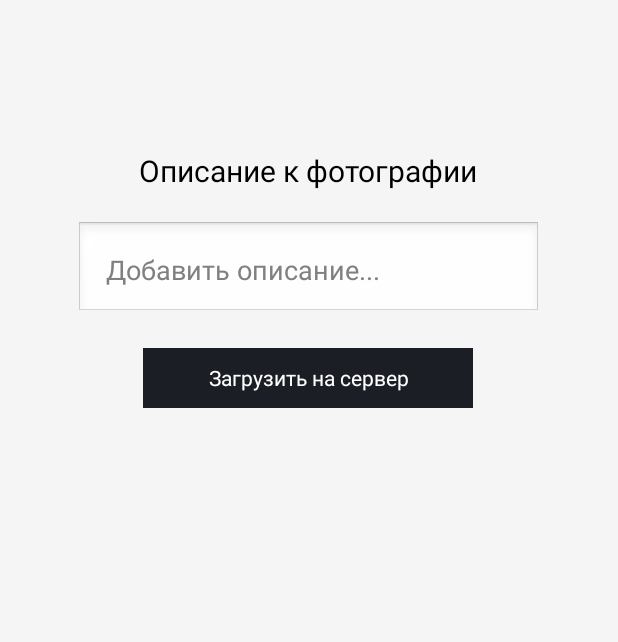
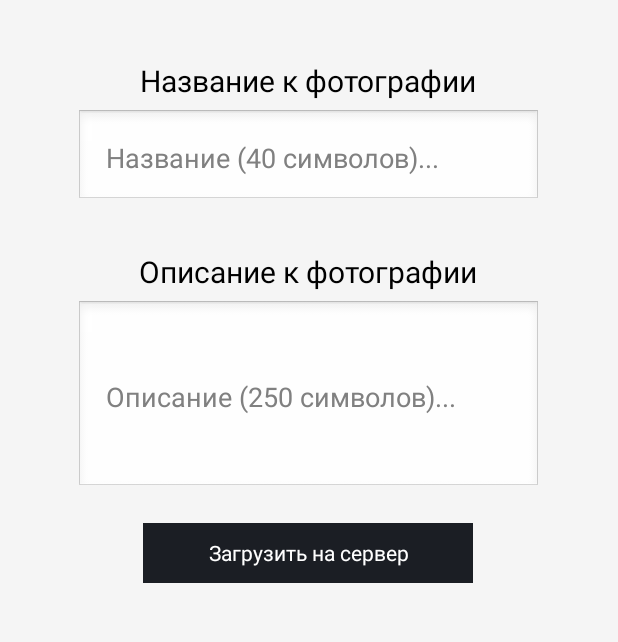
Before and after one commit to evgbelyanko/Gerida_Android, an Android app: the UploadActivity screen opened directly, with no data from a screen before it, after a tap on "Далее", on a phone screen of 412 x 824 dp, the part 72-714 px from its top. Run offline under Robolectric (Android 15) with nearby library versions, the phone set to English and light mode, and no system bars.

Commit message:
Изменение кодировки на UTF-8 и добавлено название фотографиям

```diff
--- a/src/main/java/app/gerida/AndroidMultiPartEntity.java
+++ b/src/main/java/app/gerida/AndroidMultiPartEntity.java
@@ -35,7 +35,7 @@ public class AndroidMultiPartEntity extends MultipartEntity{
 		super.writeTo(new CountingOutputStream(outstream, this.listener));
 	}
 
-	public static interface ProgressListener {
+	public interface ProgressListener {
 		void transferred(long num);
 	}
 
--- a/src/main/java/app/gerida/UploadActivity.java
+++ b/src/main/java/app/gerida/UploadActivity.java
@@ -1,5 +1,8 @@
 package app.gerida;
 
+import java.nio.charset.Charset;
+
+import android.annotation.SuppressLint;
 import android.app.ActionBar;
 import android.app.Activity;
 import android.app.AlertDialog;
@@ -34,7 +37,6 @@ import org.apache.http.util.EntityUtils;
 
 import java.io.File;
 import java.io.IOException;
-import java.io.UnsupportedEncodingException;
 
 import app.gerida.AndroidMultiPartEntity.ProgressListener;
 
@@ -48,10 +50,12 @@ public class UploadActivity extends Activity {
 	private ImageView imgPreview;
 	private VideoView vidPreview;
 	private String photo_desc = null;
+    private String photo_title = null;
 	private Button btnOK;
 	long totalSize = 0;
 
-	@Override
+	@SuppressLint("ResourceType")
+    @Override
 	protected void onCreate(Bundle savedInstanceState) {
 		super.onCreate(savedInstanceState);
 		setContentView(R.layout.activity_upload);
@@ -62,7 +66,8 @@ public class UploadActivity extends Activity {
 		final LinearLayout layoutPhoto = (LinearLayout) findViewById(R.id.layoutPhoto);
 		final LinearLayout layoutDesc = (LinearLayout) findViewById(R.id.layoutDesc);
 		final LinearLayout layoutPercent = (LinearLayout) findViewById(R.id.layoutPercent);
-		final EditText editText = (EditText) findViewById(R.id.editText);
+        final EditText editText_title = (EditText) findViewById(R.id.editText_title);
+		final EditText editText_desc = (EditText) findViewById(R.id.editText_desc);
 		progressBar = (ProgressBar) findViewById(R.id.progressBar);
 		imgPreview = (ImageView) findViewById(R.id.imgPreview);
 		vidPreview = (VideoView) findViewById(R.id.videoPreview);
@@ -113,7 +118,8 @@ public class UploadActivity extends Activity {
 			public void onClick(View v) {
 				layoutPercent.setVisibility(View.VISIBLE);
 				layoutDesc.setVisibility(View.GONE);
-				photo_desc= editText.getText().toString().trim();
+                photo_title = editText_title.getText().toString().trim();
+				photo_desc = editText_desc.getText().toString().trim();
 
 				// uploading the file to server
 				new UploadFileToServer().execute();
@@ -160,7 +166,8 @@ public class UploadActivity extends Activity {
 			super.onPreExecute();
 		}
 
-		@Override
+		@SuppressLint("SetTextI18n")
+        @Override
 		protected void onProgressUpdate(Integer... progress) {
 			// Making progress bar visible
 			progressBar.setVisibility(View.VISIBLE);
@@ -199,12 +206,13 @@ public class UploadActivity extends Activity {
 				// Adding file data to http body
 				entity.addPart("image", new FileBody(sourceFile));
 
-
 				// Extra parameters if you want to pass to server
-				entity.addPart("photo_desc", new StringBody(""+ photo_desc));
-				entity.addPart("latitude", new StringBody(""+MyLocationListener.latitude));
-				entity.addPart("longitude", new StringBody(""+MyLocationListener.longitude));
-				entity.addPart("user_id", new StringBody(""+ MainActivity.USER_ID));
+				Charset charSet = Charset.forName("UTF-8");
+				entity.addPart("photo_title", new StringBody( photo_title, charSet) );
+				entity.addPart("photo_desc", new StringBody( photo_desc, charSet) );
+				entity.addPart("latitude", new StringBody( Double.toString(MyLocationListener.latitude)) );
+				entity.addPart("longitude", new StringBody( Double.toString(MyLocationListener.longitude)) );
+				entity.addPart("user_id", new StringBody( MainActivity.USER_ID) );
 
 				totalSize = entity.getContentLength();
 				httppost.setEntity(entity);
@@ -216,6 +224,7 @@ public class UploadActivity extends Activity {
 				int statusCode = response.getStatusLine().getStatusCode();
 				if (statusCode == 200) {
 					// Server response
+					//responseString = EntityUtils.toString(r_entity,"UTF-8");
 					responseString = EntityUtils.toString(r_entity);
 				} else {
 					responseString = "Error occurred! Http Status Code: "
--- a/src/main/res/layout/activity_upload.xml
+++ b/src/main/res/layout/activity_upload.xml
@@ -64,33 +64,60 @@
         android:layout_width="350dp"
         android:layout_height="370dp"
         android:layout_gravity="center"
-        android:layout_marginTop="70dp"
+        android:layout_marginTop="10dp"
         android:orientation="vertical"
-        android:paddingBottom="70dp"
+        android:paddingBottom="0dp"
         android:paddingLeft="20dp"
         android:paddingRight="20dp"
         android:paddingTop="20dp"
         android:visibility="gone">
 
         <TextView
-            android:id="@+id/textView"
+            android:id="@+id/textView_title"
             android:layout_width="wrap_content"
             android:layout_height="wrap_content"
             android:layout_gravity="center_horizontal"
-            android:layout_marginBottom="20dp"
+            android:layout_marginBottom="5dp"
+            android:text="Название к фотографии"
+            android:textColor="@android:color/black"
+            android:textSize="20sp" />
+
+        <EditText
+            android:id="@+id/editText_title"
+            android:layout_width="match_parent"
+            android:layout_height="wrap_content"
+            android:layout_marginBottom="30dp"
+            android:ems="0"
+            android:hint="Название (40 символов)..."
+            android:inputType="text|textMultiLine"
+            android:lines="1"
+            android:maxLength="40"
+            android:maxLines="2"
+            android:padding="20dp"
+            android:singleLine="true"
+            android:textColor="@android:color/black"
+            tools:background="@android:color/background_light" />
+
+        <TextView
+            android:id="@+id/textView_desc"
+            android:layout_width="wrap_content"
+            android:layout_height="wrap_content"
+            android:layout_gravity="center_horizontal"
+            android:layout_marginBottom="5dp"
             android:text="Описание к фотографии"
             android:textColor="@android:color/black"
             android:textSize="20sp" />
 
         <EditText
-            android:id="@+id/editText"
+            android:id="@+id/editText_desc"
             android:layout_width="match_parent"
             android:layout_height="wrap_content"
             android:ems="0"
-            android:hint="Добавить описание..."
+            android:hint="Описание (250 символов)..."
             android:inputType="text|textMultiLine"
-            android:maxLength="255"
+            android:maxLength="250"
             android:maxLines="4"
+            android:minLines="4"
             android:padding="20dp"
             android:textColor="@android:color/black"
             tools:background="@android:color/background_light" />
```
Also changed, not shown: src/main/java/app/gerida/MainActivity.java (+4 -8 lines), src/main/java/app/gerida/SplashActivity.java (deleted, +0 -36 lines), src/main/res/layout/splash.xml (deleted, +0 -14 lines).
